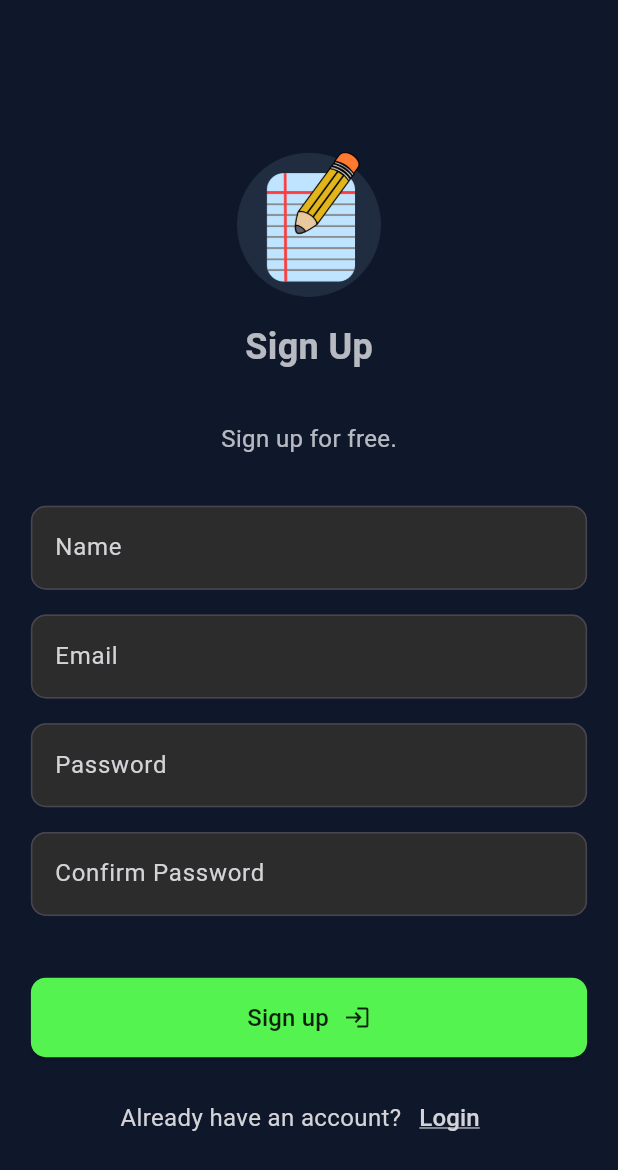
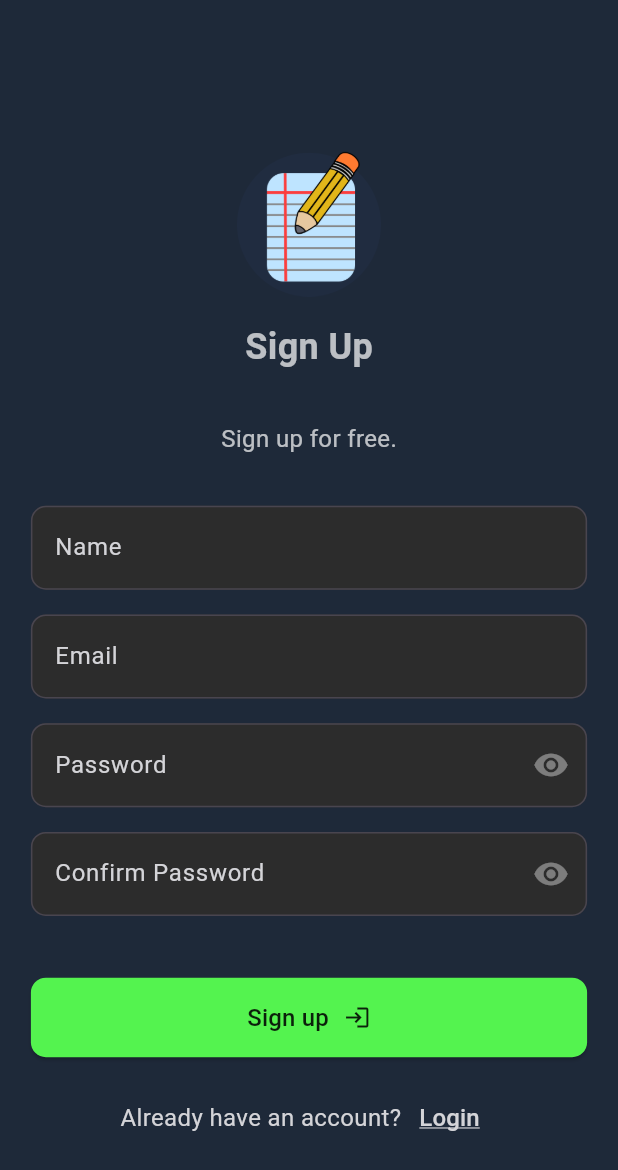
Before and after one commit to Yahya-hossaini/note-taker, a Flutter app: the screen it shows after launch, after a tap on "Login", after a tap on "Sign Up", on a phone screen of 412 x 824 dp. Shown: the top 1170 px of the screen. Run offline on Flutter 3.47's test engine with Material 3 defaults, Android fonts, the light colour scheme and no system bars; our stand-ins replace supabase_flutter; accounts and stored records are empty.

Commit message:
Below contents fixed:
setting the keyboard types for inputs.
extracting the general styles for widgets and texts.
providing a functionality for making the password visible.

```diff
--- a/lib/Screens/home_page.dart
+++ b/lib/Screens/home_page.dart
@@ -60,6 +60,7 @@ class _HomePageState extends State<HomePage> {
                 onChanged: (value){
                   Provider.of<NotesProvider>(context, listen: false).searchNotes(value);
                 },
+                keyboardType: TextInputType.name,
               ),
               const Divider(height: 30, color: Colors.black87, thickness: 1),
               Expanded(
--- a/lib/Screens/login_page.dart
+++ b/lib/Screens/login_page.dart
@@ -1,6 +1,7 @@
 import 'package:flutter/material.dart';
 import 'package:my_notes/Screens/home_page.dart';
 import 'package:my_notes/Screens/signup_page.dart';
+import 'package:my_notes/styles.dart';
 import 'package:my_notes/widgets/custom_text_field.dart';
 import '../auth_service.dart';
 
@@ -28,7 +29,8 @@ class _LoginPageState extends State<LoginPage> {
   }
 
   bool isValidEmail(String email) {
-    final RegExp regex = RegExp(r"^[a-zA-Z0-9.a-zA-Z0-9.!#$%&'*+/=?^_`{|}~-]+@[a-zA-Z0-9.-]+\.[a-zA-Z]{2,}$");
+    final RegExp regex = RegExp(
+        r"^[a-zA-Z0-9.a-zA-Z0-9.!#$%&'*+/=?^_`{|}~-]+@[a-zA-Z0-9.-]+\.[a-zA-Z]{2,}$");
     return regex.hasMatch(email);
   }
 
@@ -36,9 +38,12 @@ class _LoginPageState extends State<LoginPage> {
     setState(() {
       emailError = emailController.text.isEmpty
           ? "Please enter your email"
-          : (!isValidEmail(emailController.text) ? "Enter a valid email address" : null);
+          : (!isValidEmail(emailController.text)
+              ? "Enter a valid email address"
+              : null);
 
-      passwordError = passwordController.text.isEmpty ? "Please enter your password" : null;
+      passwordError =
+          passwordController.text.isEmpty ? "Please enter your password" : null;
     });
   }
 
@@ -55,7 +60,8 @@ class _LoginPageState extends State<LoginPage> {
     );
 
     if (error == null) {
-      Navigator.pushReplacementNamed(context, HomePage.routeName); // Redirect on success
+      Navigator.pushReplacementNamed(
+          context, HomePage.routeName); // Redirect on success
     } else {
       handleLoginError(error);
     }
@@ -84,7 +90,8 @@ class _LoginPageState extends State<LoginPage> {
       context: context,
       builder: (context) => AlertDialog(
         title: const Text("Account Not Found"),
-        content: const Text("It looks like there's no account with this email. Would you like to sign up?"),
+        content: const Text(
+            "It looks like there's no account with this email. Would you like to sign up?"),
         actions: [
           TextButton(
             onPressed: () => Navigator.pop(context),
@@ -111,7 +118,7 @@ class _LoginPageState extends State<LoginPage> {
         double spacing = screenWidth > 600 ? 80 : 40;
 
         return Scaffold(
-          backgroundColor: const Color(0xFF0F172B),
+          backgroundColor: kScaffoldColor,
           body: Center(
             child: SingleChildScrollView(
               child: Padding(
@@ -126,13 +133,9 @@ class _LoginPageState extends State<LoginPage> {
                         width: 113,
                       ),
                       const SizedBox(height: 10),
-                      const Text(
+                      Text(
                         'Login',
-                        style: TextStyle(
-                          color: Colors.white70,
-                          fontSize: 24,
-                          fontWeight: FontWeight.bold,
-                        ),
+                        style: kPageNameTextStyle,
                       ),
                       SizedBox(height: spacing),
                       const Text(
@@ -148,35 +151,33 @@ class _LoginPageState extends State<LoginPage> {
                             title: 'Email',
                             controller: emailController,
                             obscureText: false,
+                            keyboardType: TextInputType.emailAddress,
                           ),
                           if (emailError != null)
                             Padding(
                               padding: const EdgeInsets.only(top: 5),
-                              child: Text(emailError!, style: const TextStyle(color: Colors.red, fontSize: 14)),
+                              child: Text(emailError!,
+                                  style: kInputWarningTextStyle),
                             ),
                           const SizedBox(height: 20),
                           CustomTextField(
                             hintText: 'Password',
                             title: 'Password',
                             controller: passwordController,
-                            obscureText: true,
+                            obscureText: true, keyboardType: TextInputType.visiblePassword,
                           ),
                           if (passwordError != null)
                             Padding(
                               padding: const EdgeInsets.only(top: 5),
-                              child: Text(passwordError!, style: const TextStyle(color: Colors.red, fontSize: 14)),
+                              child: Text(passwordError!,
+                                  style: kInputWarningTextStyle),
                             ),
                         ],
                       ),
                       SizedBox(height: spacing),
                       ElevatedButton(
                         onPressed: login,
-                        style: ElevatedButton.styleFrom(
-                          backgroundColor: const Color(0xFF54F34F),
-                          shape: RoundedRectangleBorder(
-                            borderRadius: BorderRadius.circular(10),
-                          ),
-                        ),
+                        style: kLoginSignupButtonStyle,
                         child: const Padding(
                           padding: EdgeInsets.symmetric(vertical: 15.0),
                           child: Row(
@@ -184,7 +185,8 @@ class _LoginPageState extends State<LoginPage> {
                             children: [
                               Text(
                                 'Login',
-                                style: TextStyle(color: Colors.black87, fontSize: 16),
+                                style: TextStyle(
+                                    color: Colors.black87, fontSize: 16),
                               ),
                               SizedBox(width: 10),
                               Icon(Icons.login, color: Colors.black87),
@@ -198,20 +200,19 @@ class _LoginPageState extends State<LoginPage> {
                         children: [
                           const Text(
                             'Create Account?',
-                            style: TextStyle(color: Color(0xFFD4D4D8), fontSize: 16),
+                            style: TextStyle(
+                              color: Color(0xFFD4D4D8),
+                              fontSize: 16,
+                            ),
                           ),
                           TextButton(
                             onPressed: () {
-                              Navigator.pushNamed(context, SignupPage.routeName);
+                              Navigator.pushNamed(
+                                  context, SignupPage.routeName);
                             },
-                            child: const Text(
+                            child: Text(
                               'Sign Up',
-                              style: TextStyle(
-                                color: Color(0xFFD4D4D8),
-                                fontSize: 16,
-                                decoration: TextDecoration.underline,
-                                decorationColor: Color(0xFFD4D4D8),
-                              ),
+                              style: kLoginSignupNavigatorTextStyle,
                             ),
                           ),
                         ],
--- a/lib/Screens/signup_page.dart
+++ b/lib/Screens/signup_page.dart
@@ -1,5 +1,6 @@
 import 'package:flutter/material.dart';
 import 'package:my_notes/Screens/login_page.dart';
+import 'package:my_notes/styles.dart';
 import 'package:my_notes/widgets/custom_text_field.dart';
 import '../auth_service.dart';
 
@@ -81,7 +82,7 @@ class _SignupPageState extends State<SignupPage> {
   @override
   Widget build(BuildContext context) {
     return Scaffold(
-      backgroundColor: const Color(0xFF0F172B),
+      backgroundColor: kScaffoldColor,
       body: LayoutBuilder(
         builder: (context, constraints) {
           double height = constraints.maxHeight;
@@ -100,13 +101,9 @@ class _SignupPageState extends State<SignupPage> {
                     width: height * 0.12,
                   ),
                   SizedBox(height: height * 0.02),
-                  const Text(
+                  Text(
                     'Sign Up',
-                    style: TextStyle(
-                      color: Colors.white70,
-                      fontSize: 24,
-                      fontWeight: FontWeight.bold,
-                    ),
+                    style: kPageNameTextStyle,
                   ),
                   SizedBox(height: height * 0.04),
                   const Text(
@@ -124,47 +121,46 @@ class _SignupPageState extends State<SignupPage> {
                         title: 'Name',
                         controller: nameController,
                         obscureText: false,
+                        keyboardType: TextInputType.name,
                       ),
                       if (nameError != null)
-                        Text(nameError!, style: TextStyle(color: Colors.red, fontSize: 14)),
+                        Text(nameError!, style: kInputWarningTextStyle),
                       SizedBox(height: height * 0.02),
                       CustomTextField(
                         hintText: 'someone@gmail.com',
                         title: 'Email',
                         controller: emailController,
                         obscureText: false,
+                        keyboardType: TextInputType.emailAddress,
                       ),
                       if (emailError != null)
-                        Text(emailError!, style: TextStyle(color: Colors.red, fontSize: 14)),
+                        Text(emailError!, style: kInputWarningTextStyle),
                       SizedBox(height: height * 0.02),
                       CustomTextField(
                         hintText: 'Password',
                         title: 'Password',
                         controller: passwordController,
                         obscureText: true,
+                        keyboardType: TextInputType.visiblePassword,
                       ),
                       if (passwordError != null)
-                        Text(passwordError!, style: TextStyle(color: Colors.red, fontSize: 14)),
+                        Text(passwordError!, style: kInputWarningTextStyle),
                       SizedBox(height: height * 0.02),
                       CustomTextField(
                         hintText: 'Confirm Password',
                         title: 'Confirm Password',
                         controller: confirmPasswordController,
                         obscureText: true,
+                        keyboardType: TextInputType.visiblePassword,
                       ),
                       if (confirmPasswordError != null)
-                        Text(confirmPasswordError!, style: TextStyle(color: Colors.red, fontSize: 14)),
+                        Text(confirmPasswordError!, style: kInputWarningTextStyle),
                     ],
                   ),
                   SizedBox(height: height * 0.05),
                   ElevatedButton(
                     onPressed: signUp,
-                    style: ElevatedButton.styleFrom(
-                      backgroundColor: const Color(0xFF54F34F),
-                      shape: RoundedRectangleBorder(
-                        borderRadius: BorderRadius.circular(10),
-                      ),
-                    ),
+                    style: kLoginSignupButtonStyle,
                     child: const Padding(
                       padding: EdgeInsets.symmetric(vertical: 15.0),
                       child: Row(
@@ -195,14 +191,9 @@ class _SignupPageState extends State<SignupPage> {
                         onPressed: () {
                           Navigator.pushNamed(context, LoginPage.routeName);
                         },
-                        child: const Text(
+                        child: Text(
                           'Login',
-                          style: TextStyle(
-                            color: Color(0xFFD4D4D8),
-                            fontSize: 16,
-                            decoration: TextDecoration.underline,
-                            decorationColor: Color(0xFFD4D4D8),
-                          ),
+                          style: kLoginSignupNavigatorTextStyle,
                         ),
                       ),
                     ],
--- a/lib/styles.dart
+++ b/lib/styles.dart
@@ -9,20 +9,69 @@ const Color kPrimaryColor = Color(0xFFD4D4D8);
 const Color kSignInUpScaffoldColor = Color(0xFF0F172B);
 const Color kTextFieldColor = Color(0xFF2C2C2C);
 
+/////////////////////////////Text styles
 //card note text style
 TextStyle kNoteCardTextStyle = const TextStyle(
-    fontSize: 16,
-    color: kPrimaryColor,
+  fontSize: 16,
+  color: kPrimaryColor,
 );
 
 //Note counter text style
 TextStyle kNoteCounterTextStyle = const TextStyle(
-    fontSize: 48,
-    color: kButtonColor,
+  fontSize: 48,
+  color: kButtonColor,
 );
 
 //Note counter title text style
-TextStyle kNoteCounterTitleTextStyle = const TextStyle(
-    fontSize: 20,
-    color: kPrimaryColor
+TextStyle kNoteCounterTitleTextStyle =
+    const TextStyle(fontSize: 20, color: kPrimaryColor);
+
+// for login and sign up page names
+TextStyle kPageNameTextStyle = const TextStyle(
+  color: Colors.white70,
+  fontSize: 24,
+  fontWeight: FontWeight.bold,
 );
+
+//for input warnings
+TextStyle kInputWarningTextStyle = const TextStyle(
+  color: Colors.red,
+  fontSize: 14,
+);
+
+TextStyle kLoginSignupNavigatorTextStyle = const TextStyle(
+  color: Color(0xFFD4D4D8),
+  fontSize: 16,
+  decoration: TextDecoration.underline,
+  decorationColor: Color(0xFFD4D4D8),
+);
+
+TextStyle kNoteTitleTextStyle = const TextStyle(
+  color: Colors.white38,
+  fontSize: 20,
+  fontWeight: FontWeight.bold,
+);
+
+///////////////////////////////////Widget styles
+ButtonStyle? kLoginSignupButtonStyle = ElevatedButton.styleFrom(
+  backgroundColor: kButtonColor,
+  shape: RoundedRectangleBorder(
+    borderRadius: BorderRadius.circular(10),
+  ),
+);
+
+InputDecoration? kNoteTitleInputDecoration = const InputDecoration(
+    hintText: 'Title',
+    hintStyle: TextStyle(
+      color: Colors.white38,
+      fontSize: 20,
+      fontWeight: FontWeight.bold,
+    ),
+    border: InputBorder.none,
+);
+
+InputDecoration? kTextAreaInputDecoration = const InputDecoration(
+  hintText: 'Write your note here....',
+  hintStyle: TextStyle(color: Colors.white38),
+  border: InputBorder.none,
+);
--- a/lib/widgets/custom_appbar.dart
+++ b/lib/widgets/custom_appbar.dart
@@ -1,4 +1,5 @@
 import 'package:flutter/material.dart';
+import 'package:my_notes/Screens/login_page.dart';
 import 'package:my_notes/styles.dart';
 
 import '../auth_service.dart';
@@ -29,6 +30,7 @@ class CustomAppbar extends StatelessWidget {
               child: IconButton(
                 onPressed: () async {
                   await AuthService().signOut();
+                  Navigator.pushReplacementNamed(context, LoginPage.routeName);
                 } ,
                 icon: const Icon(
                   Icons.logout,
--- a/lib/widgets/custom_text_field.dart
+++ b/lib/widgets/custom_text_field.dart
@@ -1,14 +1,13 @@
 import 'package:flutter/material.dart';
 import 'package:my_notes/styles.dart';
 
-//Custom Text field
-
-class CustomTextField extends StatelessWidget {
+class CustomTextField extends StatefulWidget {
   final TextEditingController controller;
   final String hintText;
   final String title;
   final bool obscureText;
   final void Function(String)? onChanged;
+  final TextInputType keyboardType;
 
   const CustomTextField({
     super.key,
@@ -17,23 +16,44 @@ class CustomTextField extends StatelessWidget {
     required this.controller,
     required this.obscureText,
     this.onChanged,
+    required this.keyboardType,
   });
+
+  @override
+  _CustomTextFieldState createState() => _CustomTextFieldState();
+}
+
+class _CustomTextFieldState extends State<CustomTextField> {
+  late bool _isObscured;
+
+  @override
+  void initState() {
+    super.initState();
+    _isObscured = widget.obscureText;
+  }
+
+  void _toggleObscureText() {
+    setState(() {
+      _isObscured = !_isObscured;
+    });
+  }
 
   @override
   Widget build(BuildContext context) {
     return TextField(
-      obscureText: obscureText,
-      controller: controller,
-      onChanged: onChanged,
+      obscureText: _isObscured,
+      controller: widget.controller,
+      onChanged: widget.onChanged,
+      keyboardType: widget.keyboardType,
       style: const TextStyle(color: Colors.white70, fontSize: 16),
       decoration: InputDecoration(
         filled: true,
         fillColor: kTextFieldColor, // Zinc-800 equivalent
-        hintText: hintText,
+        hintText: widget.hintText,
         hintStyle: const TextStyle(
           color: Colors.white38,
         ), // Zinc-400 equivalent
-        labelText: title,
+        labelText: widget.title,
         labelStyle: TextStyle(
           color: Theme.of(context).primaryColor,
         ), // Zinc-400 equivalent
@@ -44,6 +64,15 @@ class CustomTextField extends StatelessWidget {
             color: Colors.black,
           ),
         ),
+        suffixIcon: widget.obscureText
+            ? IconButton(
+          icon: Icon(
+            _isObscured ? Icons.visibility : Icons.visibility_off,
+            color: Colors.white38,
+          ),
+          onPressed: _toggleObscureText,
+        )
+            : null,
       ),
     );
   }
--- a/lib/widgets/note_title.dart
+++ b/lib/widgets/note_title.dart
@@ -19,14 +19,7 @@ class NoteTitle extends StatelessWidget {
         fontSize: 20,
         fontWeight: FontWeight.bold,
       ),
-      decoration: const InputDecoration(
-          hintText: 'Title',
-          hintStyle: TextStyle(
-            color: Colors.white38,
-            fontSize: 20,
-            fontWeight: FontWeight.bold,
-          ),
-          border: InputBorder.none),
+      decoration: kNoteTitleInputDecoration,
     );
   }
 }
--- a/lib/widgets/text_area.dart
+++ b/lib/widgets/text_area.dart
@@ -21,11 +21,7 @@ class TextArea extends StatelessWidget {
         ),
         maxLines: null,
         keyboardType: TextInputType.multiline,
-        decoration: const InputDecoration(
-          hintText: 'Write your note here....',
-          hintStyle: TextStyle(color: Colors.white38),
-          border: InputBorder.none,
-        ),
+        decoration: kTextAreaInputDecoration,
       ),
     );
   }
```
